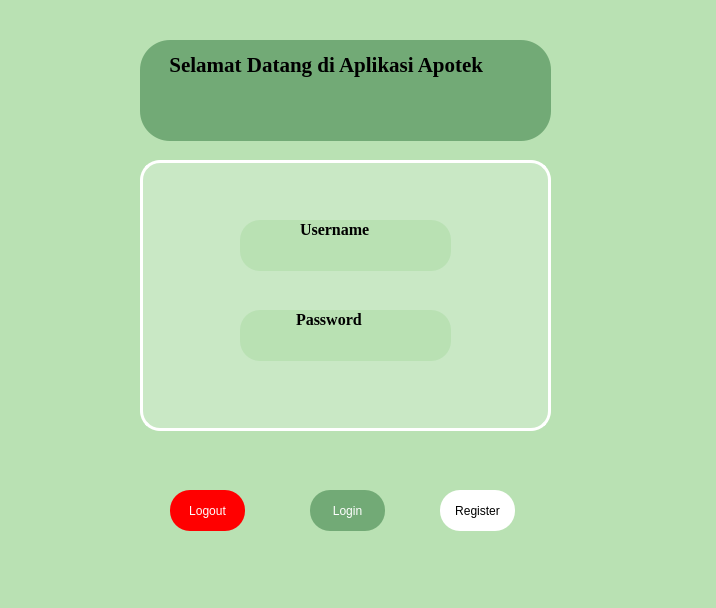
Old version of the form Login.ui in the repository RN-1986/Aplikasi-apotek.
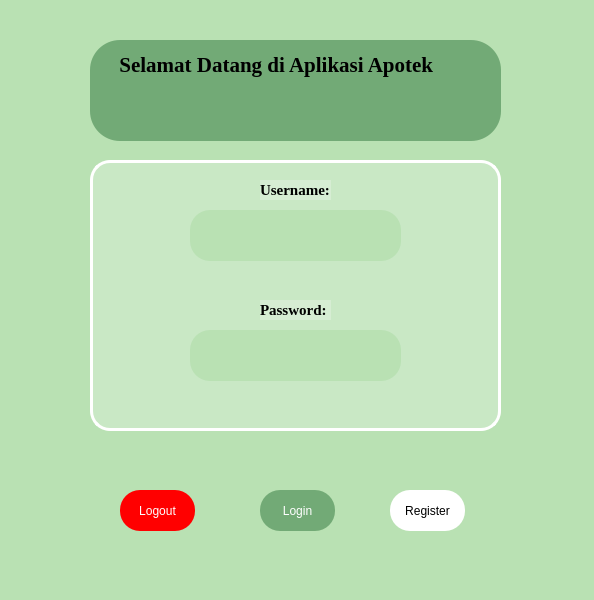
New version of the form.

What changed in the file:
```diff
--- a/Login.ui
+++ b/Login.ui
@@ -6,8 +6,8 @@
    <rect>
     <x>0</x>
     <y>0</y>
-    <width>716</width>
-    <height>608</height>
+    <width>594</width>
+    <height>600</height>
    </rect>
   </property>
   <property name="windowTitle">
@@ -20,7 +20,7 @@
    <widget class="QLabel" name="label">
     <property name="geometry">
      <rect>
-      <x>140</x>
+      <x>90</x>
       <y>40</y>
       <width>411</width>
       <height>101</height>
@@ -58,7 +58,7 @@
    <widget class="QLabel" name="label_2">
     <property name="geometry">
      <rect>
-      <x>140</x>
+      <x>90</x>
       <y>160</y>
       <width>411</width>
       <height>271</height>
@@ -76,7 +76,7 @@
    <widget class="QPushButton" name="pushButton">
     <property name="geometry">
      <rect>
-      <x>310</x>
+      <x>260</x>
       <y>490</y>
       <width>75</width>
       <height>41</height>
@@ -94,7 +94,7 @@
    <widget class="QPushButton" name="pushButton_2">
     <property name="geometry">
      <rect>
-      <x>440</x>
+      <x>390</x>
       <y>490</y>
       <width>75</width>
       <height>41</height>
@@ -111,7 +111,7 @@
    <widget class="QPushButton" name="pushButton_3">
     <property name="geometry">
      <rect>
-      <x>170</x>
+      <x>120</x>
       <y>490</y>
       <width>75</width>
       <height>41</height>
@@ -126,70 +126,98 @@
      <string>Logout</string>
     </property>
    </widget>
+   <widget class="QLineEdit" name="lineEdit">
+    <property name="geometry">
+     <rect>
+      <x>190</x>
+      <y>210</y>
+      <width>211</width>
+      <height>51</height>
+     </rect>
+    </property>
+    <property name="font">
+     <font>
+      <family>Times New Roman</family>
+      <pointsize>11</pointsize>
+      <bold>true</bold>
+     </font>
+    </property>
+    <property name="styleSheet">
+     <string notr="true">border-radius: 20px;</string>
+    </property>
+    <property name="text">
+     <string/>
+    </property>
+   </widget>
+   <widget class="QLineEdit" name="lineEdit_2">
+    <property name="geometry">
+     <rect>
+      <x>190</x>
+      <y>330</y>
+      <width>211</width>
+      <height>51</height>
+     </rect>
+    </property>
+    <property name="font">
+     <font>
+      <family>Times New Roman</family>
+      <pointsize>11</pointsize>
+      <bold>true</bold>
+     </font>
+    </property>
+    <property name="styleSheet">
+     <string notr="true">border-radius: 20px;</string>
+    </property>
+    <property name="text">
+     <string/>
+    </property>
+   </widget>
    <widget class="QLabel" name="label_3">
     <property name="geometry">
      <rect>
-      <x>240</x>
-      <y>220</y>
-      <width>211</width>
-      <height>51</height>
+      <x>260</x>
+      <y>180</y>
+      <width>71</width>
+      <height>20</height>
      </rect>
     </property>
     <property name="font">
      <font>
       <family>Times New Roman</family>
-      <pointsize>12</pointsize>
+      <pointsize>11</pointsize>
       <bold>true</bold>
      </font>
     </property>
     <property name="styleSheet">
-     <string notr="true">border-radius: 20px;
-</string>
+     <string notr="true">background-color: rgba(255, 255, 255, 60);
+border-radius: 20px;</string>
     </property>
     <property name="text">
-     <string>               Username</string>
-    </property>
-    <property name="alignment">
-     <set>Qt::AlignLeading|Qt::AlignLeft|Qt::AlignTop</set>
-    </property>
-    <property name="margin">
-     <number>16</number>
-    </property>
-    <property name="indent">
-     <number>-1</number>
+     <string>Username:</string>
     </property>
    </widget>
    <widget class="QLabel" name="label_4">
     <property name="geometry">
      <rect>
-      <x>240</x>
-      <y>310</y>
-      <width>211</width>
-      <height>51</height>
+      <x>260</x>
+      <y>300</y>
+      <width>71</width>
+      <height>20</height>
      </rect>
     </property>
     <property name="font">
      <font>
       <family>Times New Roman</family>
-      <pointsize>12</pointsize>
+      <pointsize>11</pointsize>
       <bold>true</bold>
      </font>
     </property>
     <property name="styleSheet">
-     <string notr="true">border-radius: 20px;
-</string>
+     <string notr="true">background-color: rgba(255, 255, 255, 60);
+border-radius: 20px;</string>
     </property>
     <property name="text">
-     <string>              Password</string>
-    </property>
-    <property name="alignment">
-     <set>Qt::AlignLeading|Qt::AlignLeft|Qt::AlignTop</set>
-    </property>
-    <property name="margin">
-     <number>18</number>
-    </property>
-    <property name="indent">
-     <number>-1</number>
+     <string>Password:</string>
     </property>
    </widget>
    <zorder>label_2</zorder>
@@ -197,6 +225,8 @@
    <zorder>pushButton</zorder>
    <zorder>pushButton_2</zorder>
    <zorder>pushButton_3</zorder>
+   <zorder>lineEdit</zorder>
+   <zorder>lineEdit_2</zorder>
    <zorder>label_3</zorder>
    <zorder>label_4</zorder>
   </widget>
@@ -205,7 +235,7 @@
     <rect>
      <x>0</x>
      <y>0</y>
-     <width>716</width>
+     <width>594</width>
      <height>22</height>
     </rect>
    </property>
```
